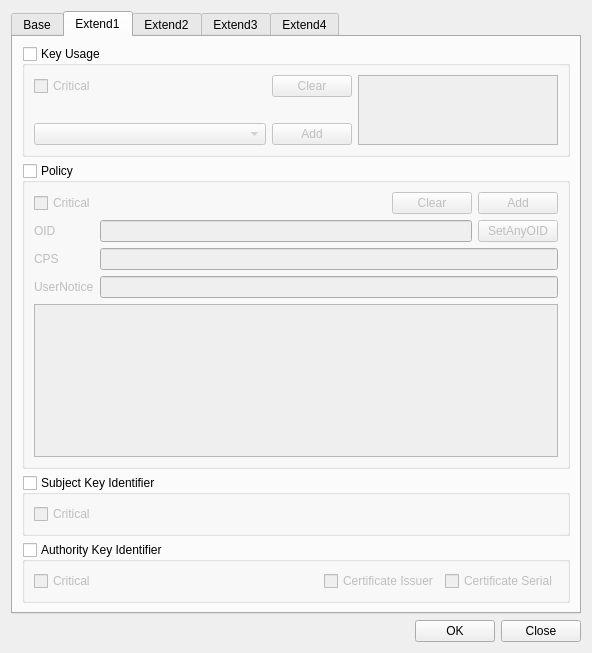
Above: CertMan/make_cert_profile_dlg.ui from jykim74/CertMan before the change. Below: the same form after it.
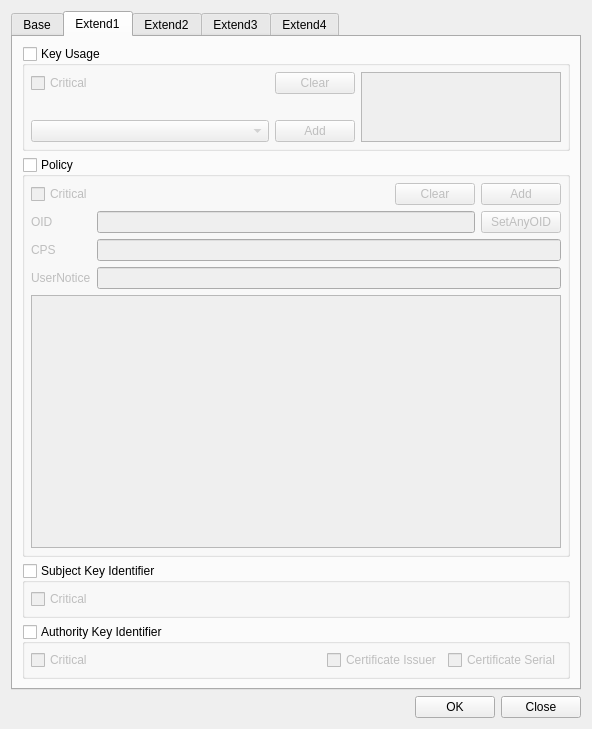
That is the form after the change. The open tabs and pages were chosen to show the change.

```diff
--- a/CertMan/make_cert_profile_dlg.ui
+++ b/CertMan/make_cert_profile_dlg.ui
@@ -7,7 +7,7 @@
     <x>0</x>
     <y>0</y>
     <width>592</width>
-    <height>653</height>
+    <height>729</height>
    </rect>
   </property>
   <property name="windowTitle">
@@ -536,6 +536,18 @@
           <bool>false</bool>
          </property>
          <layout class="QGridLayout" name="gridLayout_26">
+          <property name="leftMargin">
+           <number>6</number>
+          </property>
+          <property name="topMargin">
+           <number>6</number>
+          </property>
+          <property name="rightMargin">
+           <number>6</number>
+          </property>
+          <property name="bottomMargin">
+           <number>6</number>
+          </property>
           <item row="0" column="0">
            <layout class="QGridLayout" name="gridLayout_25">
             <item row="1" column="0">
@@ -620,6 +632,18 @@
           <bool>false</bool>
          </property>
          <layout class="QVBoxLayout" name="verticalLayout_7">
+          <property name="leftMargin">
+           <number>6</number>
+          </property>
+          <property name="topMargin">
+           <number>6</number>
+          </property>
+          <property name="rightMargin">
+           <number>6</number>
+          </property>
+          <property name="bottomMargin">
+           <number>6</number>
+          </property>
           <item>
            <layout class="QGridLayout" name="gridLayout_2">
             <item row="0" column="2">
@@ -730,6 +754,18 @@
           <bool>false</bool>
          </property>
          <layout class="QVBoxLayout" name="verticalLayout_8">
+          <property name="leftMargin">
+           <number>6</number>
+          </property>
+          <property name="topMargin">
+           <number>6</number>
+          </property>
+          <property name="rightMargin">
+           <number>6</number>
+          </property>
+          <property name="bottomMargin">
+           <number>6</number>
+          </property>
           <item>
            <layout class="QGridLayout" name="gridLayout_12">
             <item row="0" column="0">
@@ -775,6 +811,18 @@
           <bool>false</bool>
          </property>
          <layout class="QVBoxLayout" name="verticalLayout_9">
+          <property name="leftMargin">
+           <number>6</number>
+          </property>
+          <property name="topMargin">
+           <number>6</number>
+          </property>
+          <property name="rightMargin">
+           <number>6</number>
+          </property>
+          <property name="bottomMargin">
+           <number>6</number>
+          </property>
           <item>
            <layout class="QGridLayout" name="gridLayout_13">
             <item row="0" column="3">
```
Left out of the diff: 132 changed lines with no effect on the pictures.
